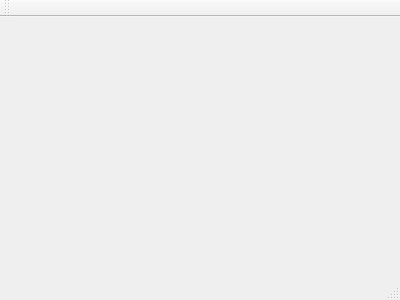
Old version of the form mainwindow.ui in the repository Mar94oK/Viluy.
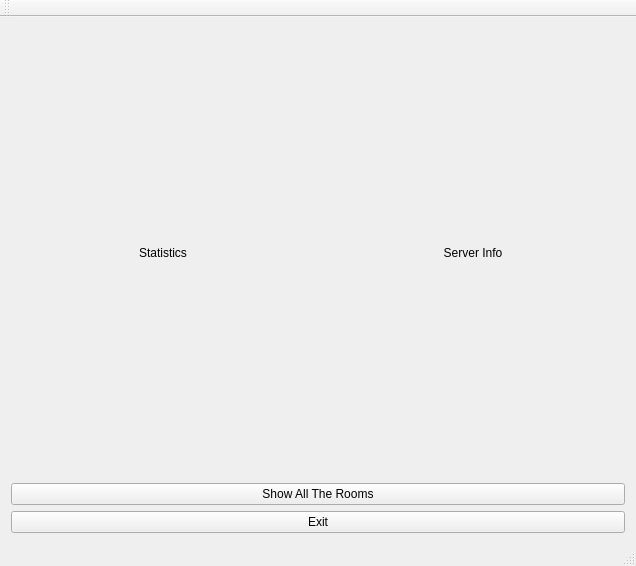
New version of the form.

The edit to the form file:
```diff
--- a/mainwindow.ui
+++ b/mainwindow.ui
@@ -6,8 +6,8 @@
    <rect>
     <x>0</x>
     <y>0</y>
-    <width>400</width>
-    <height>300</height>
+    <width>636</width>
+    <height>566</height>
    </rect>
   </property>
   <property name="windowTitle">
@@ -18,6 +18,54 @@
     <item>
      <layout class="QVBoxLayout" name="mainLayout"/>
     </item>
+    <item>
+     <layout class="QGridLayout" name="gridLayout">
+      <item row="0" column="1">
+       <widget class="QLabel" name="lblServerInfo">
+        <property name="sizePolicy">
+         <sizepolicy hsizetype="Preferred" vsizetype="Preferred">
+          <horstretch>0</horstretch>
+          <verstretch>0</verstretch>
+         </sizepolicy>
+        </property>
+        <property name="text">
+         <string>Server Info</string>
+        </property>
+        <property name="alignment">
+         <set>Qt::AlignCenter</set>
+        </property>
+       </widget>
+      </item>
+      <item row="0" column="0">
+       <widget class="QLabel" name="lblStatistics">
+        <property name="text">
+         <string>Statistics</string>
+        </property>
+        <property name="alignment">
+         <set>Qt::AlignCenter</set>
+        </property>
+       </widget>
+      </item>
+     </layout>
+    </item>
+    <item>
+     <layout class="QGridLayout" name="controlsLayout">
+      <item row="0" column="0">
+       <widget class="QPushButton" name="btnShowRooms">
+        <property name="text">
+         <string>Show All The Rooms</string>
+        </property>
+       </widget>
+      </item>
+      <item row="1" column="0">
+       <widget class="QPushButton" name="btnExit">
+        <property name="text">
+         <string>Exit</string>
+        </property>
+       </widget>
+      </item>
+     </layout>
+    </item>
    </layout>
   </widget>
   <widget class="QMenuBar" name="menuBar">
```
Left out of the diff: 2 changed lines with no effect on the pictures.
